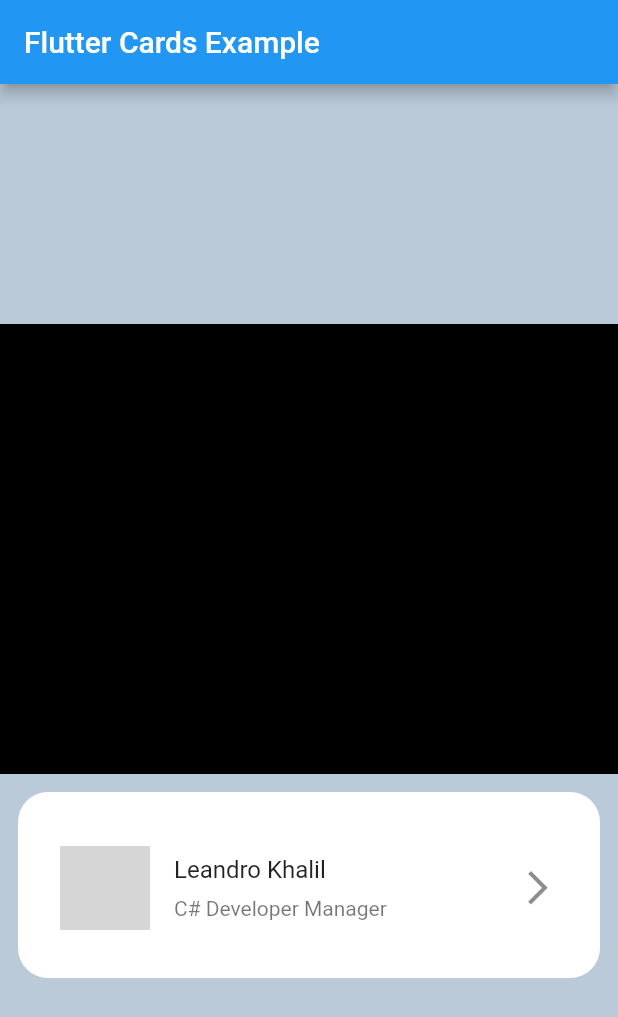
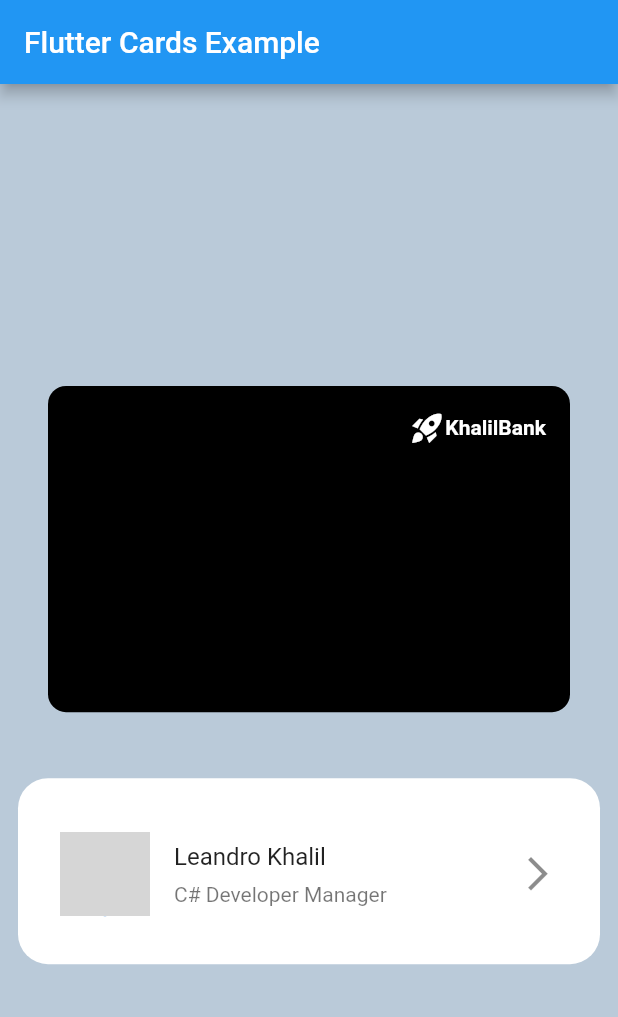
Before and after one commit to khalilpdev/card_series, a Flutter app: the screen it shows after launch, on a phone screen of 412 x 824 dp. Shown: the top 1017 px of the screen. Run offline on Flutter 3.47's test engine with Material 2 defaults, Android fonts, the phone set to English and light mode, and no system bars; network calls fail; grey boxes are pictures that could not be loaded.

Commit message:
created first row of card

```diff
--- a/lib/credit_card/credit_card.dart
+++ b/lib/credit_card/credit_card.dart
@@ -5,10 +5,35 @@ class CreditCard extends StatelessWidget {
 
   @override
   Widget build(BuildContext context) {
-    return Container(
-      width: 480,
-      height: 300,
-      color: Colors.black,
+    return Padding(
+      padding: const EdgeInsets.all(32),
+      child: AspectRatio(
+        aspectRatio: 480 / 300,
+        child: Container(
+          decoration: BoxDecoration(
+            color: Colors.black,
+            borderRadius: BorderRadius.circular(12),
+          ),
+          child: Padding(
+            padding: const EdgeInsets.all(16),
+            child: Column(children: [
+              Row(
+                mainAxisAlignment: MainAxisAlignment.end,
+                children: const [
+                  Icon(Icons.rocket_launch_sharp, color: Colors.white),
+                  Text(
+                    'KhalilBank',
+                    style: TextStyle(
+                      color: Colors.white,
+                      fontWeight: FontWeight.bold,
+                    ),
+                  ),
+                ],
+              ),
+            ]),
+          ),
+        ),
+      ),
     );
   }
 }
```
